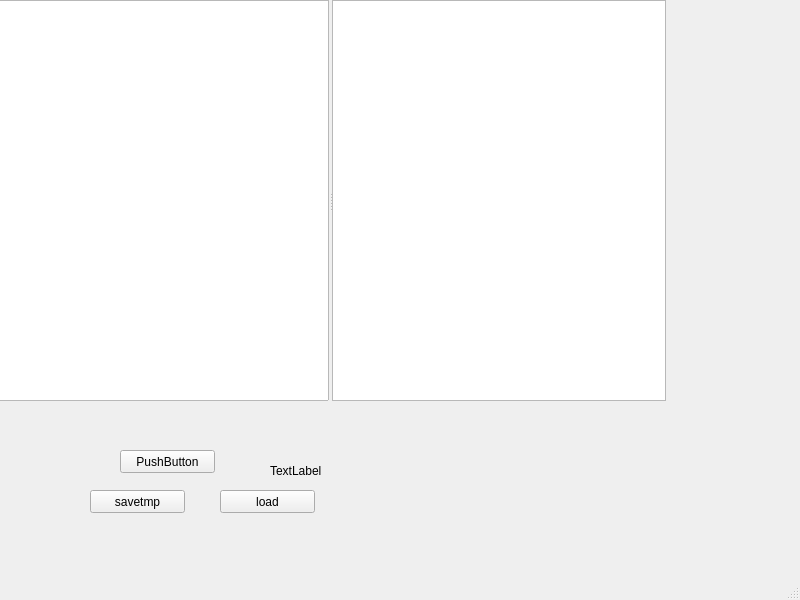
Qt form ui/reknote.ui (Narfinger/reknote) before a commit.
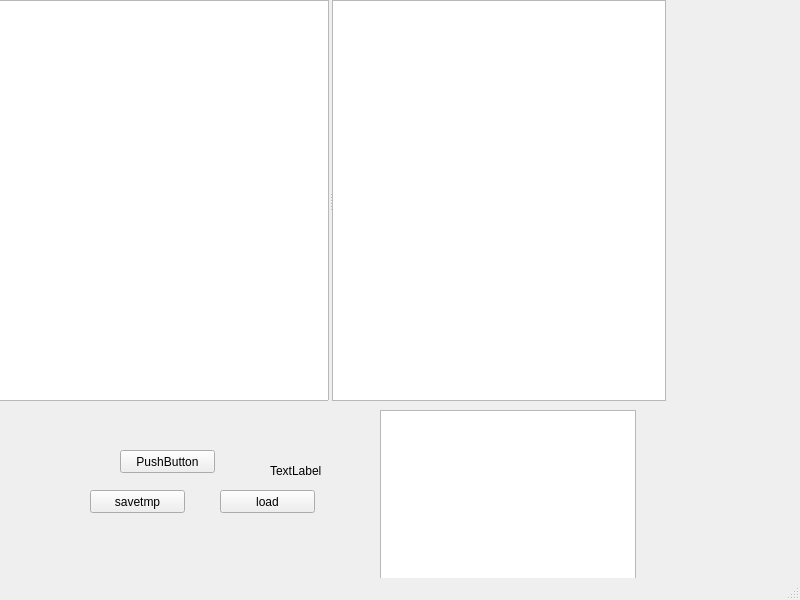
The same form after that commit. Custom widgets are drawn as their Qt base class.

```diff
--- a/ui/reknote.ui
+++ b/ui/reknote.ui
@@ -90,6 +90,16 @@
      <string>load</string>
     </property>
    </widget>
+   <widget class="QListView" name="blistview">
+    <property name="geometry">
+     <rect>
+      <x>380</x>
+      <y>410</y>
+      <width>256</width>
+      <height>192</height>
+     </rect>
+    </property>
+   </widget>
   </widget>
   <widget class="QMenuBar" name="menubar">
    <property name="geometry">
@@ -103,6 +113,13 @@
   </widget>
   <widget class="QStatusBar" name="statusbar"/>
  </widget>
+ <customwidgets>
+  <customwidget>
+   <class>NoteView</class>
+   <extends>QListView</extends>
+   <header>noteview.h</header>
+  </customwidget>
+ </customwidgets>
  <resources/>
  <connections/>
 </ui>
```
Left out of the diff: 2 changed lines with no effect on the pictures.
